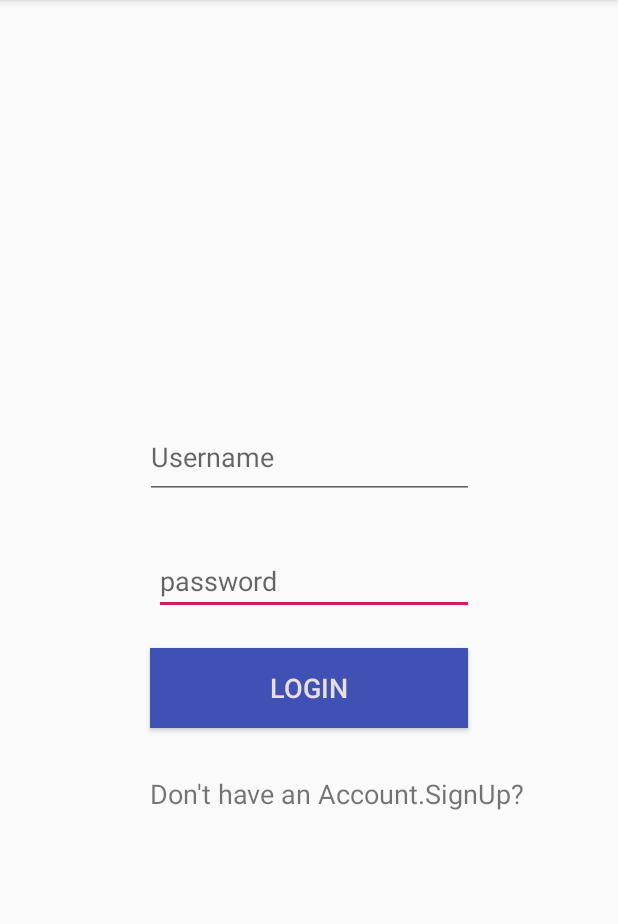
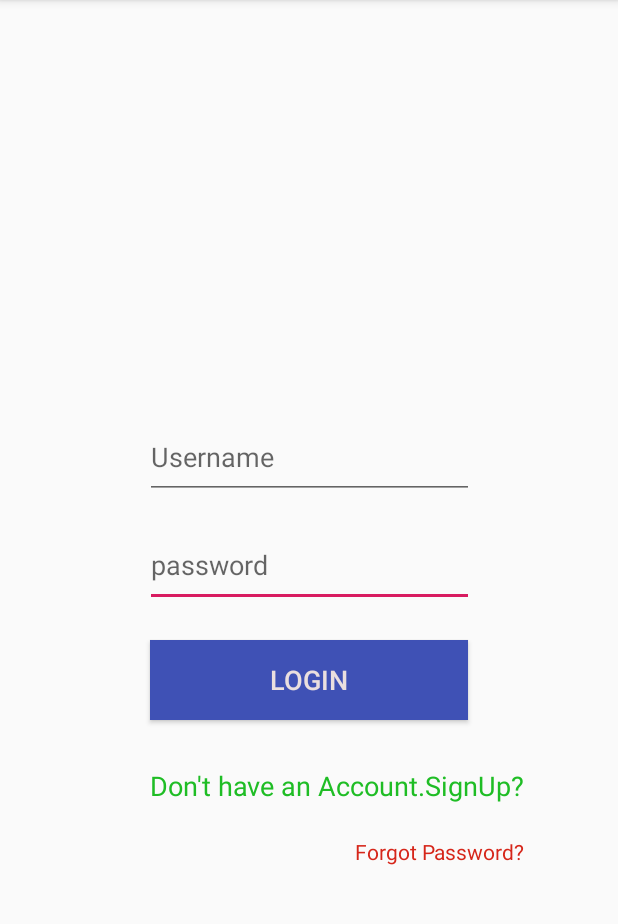
Before and after one commit to pulkitvajpayee07/NITC-IOU-Tracker, an Android app: the screen it shows after launch (MainActivity), on a phone screen of 412 x 824 dp, the part 84-1008 px from its top. Run offline under Robolectric (Android 15) with nearby library versions, the phone set to English and light mode, and no system bars; our stand-ins replace Firebase (no records; nobody signed in at launch, a user with empty details on screens opened directly).

Commit message:
"Forgot password"

```diff
--- a/app/src/main/AndroidManifest.xml
+++ b/app/src/main/AndroidManifest.xml
@@ -9,7 +9,8 @@
         android:roundIcon="@mipmap/ic_launcher_round"
         android:supportsRtl="true"
         android:theme="@style/AppTheme">
-        <activity android:name=".Registration"></activity>
+        <activity android:name=".ForgotPassword"></activity>
+        <activity android:name=".Registration" />
         <activity android:name=".Reminder" />
         <activity android:name=".Update_Profile" />
         <activity android:name=".checkBalance" />
--- a/app/src/main/java/com/example/iou_tracker/MainActivity.java
+++ b/app/src/main/java/com/example/iou_tracker/MainActivity.java
@@ -5,7 +5,6 @@ import androidx.appcompat.app.AppCompatActivity;
 
 import android.content.Intent;
 import android.os.Bundle;
-import android.util.Log;
 import android.view.View;
 import android.widget.Button;
 import android.widget.EditText;
@@ -14,19 +13,13 @@ import android.widget.TextView;
 import android.widget.Toast;
 
 import com.google.android.gms.tasks.OnCompleteListener;
-import com.google.android.gms.tasks.OnSuccessListener;
 import com.google.android.gms.tasks.Task;
 import com.google.firebase.auth.AuthResult;
 import com.google.firebase.auth.FirebaseAuth;
-import com.google.firebase.firestore.DocumentReference;
-import com.google.firebase.firestore.FirebaseFirestore;
 
-import java.util.HashMap;
-import java.util.Map;
 import java.util.regex.Matcher;
 import java.util.regex.Pattern;
 
-import io.opencensus.tags.Tag;
 
 public class MainActivity extends AppCompatActivity {
 
@@ -34,7 +27,7 @@ public class MainActivity extends AppCompatActivity {
     FirebaseAuth mAuth;
     EditText editTextEmail, editTextPassword;
     ProgressBar progressBar;
-    TextView signUp;
+    TextView signUp,forgotPassword;
     Button login;
     @Override
     protected void onCreate(Bundle savedInstanceState) {
@@ -50,6 +43,7 @@ public class MainActivity extends AppCompatActivity {
         progressBar = (ProgressBar) findViewById(R.id.progressBar);
 
         signUp = findViewById(R.id.textViewSignup);
+        forgotPassword = findViewById(R.id.forgotPassword);
 
         login = findViewById(R.id.buttonLogin);
         login.setOnClickListener(new View.OnClickListener() {
@@ -63,6 +57,12 @@ public class MainActivity extends AppCompatActivity {
             public void onClick(View view) {
                 startActivity(new Intent(MainActivity.this, Registration.class));
 
+            }
+        });
+        forgotPassword.setOnClickListener(new View.OnClickListener() {
+            @Override
+            public void onClick(View view) {
+                startActivity(new Intent(MainActivity.this, ForgotPassword.class));
             }
         });
     }
--- a/app/src/main/res/layout/activity_main.xml
+++ b/app/src/main/res/layout/activity_main.xml
@@ -12,15 +12,16 @@
         android:layout_height="wrap_content"
         android:layout_marginTop="31dp"
         android:text="Don't have an Account.SignUp?"
+        android:textColor="#1FBD25"
         android:textSize="18sp"
         app:layout_constraintStart_toStartOf="@+id/buttonLogin"
         app:layout_constraintTop_toBottomOf="@+id/buttonLogin" />
 
     <EditText
         android:id="@+id/editTextPassword"
-        android:layout_width="wrap_content"
-        android:layout_height="wrap_content"
-        android:layout_marginTop="32dp"
+        android:layout_width="219dp"
+        android:layout_height="56dp"
+        android:layout_marginTop="16dp"
         android:ems="10"
         android:hint="password"
         android:inputType="textPassword"
@@ -68,4 +69,14 @@
         app:layout_constraintStart_toStartOf="@+id/buttonLogin"
         app:layout_constraintTop_toBottomOf="@+id/editTextEmail" />
 
+    <TextView
+        android:id="@+id/forgotPassword"
+        android:layout_width="wrap_content"
+        android:layout_height="wrap_content"
+        android:layout_marginTop="32dp"
+        android:text="Forgot Password?"
+        android:textColor="#D6261A"
+        app:layout_constraintEnd_toEndOf="@+id/textViewSignup"
+        app:layout_constraintTop_toBottomOf="@+id/progressBar" />
+
 </androidx.constraintlayout.widget.ConstraintLayout>
```
Also changed, not shown: app/src/main/java/com/example/iou_tracker/ForgotPassword.java (added, +54 -0 lines), app/src/main/res/layout/activity_forgot_password.xml (added, +39 -0 lines), app/src/main/res/layout/activity_home.xml (+19 -7 lines).
